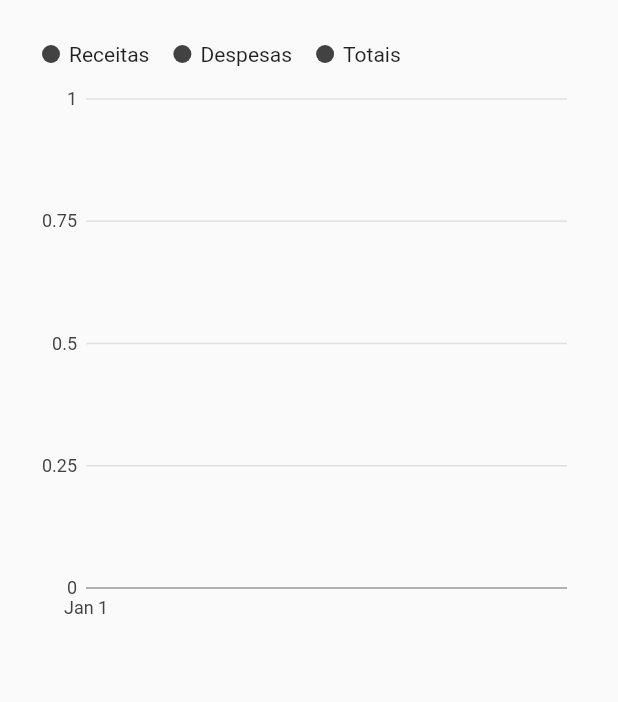
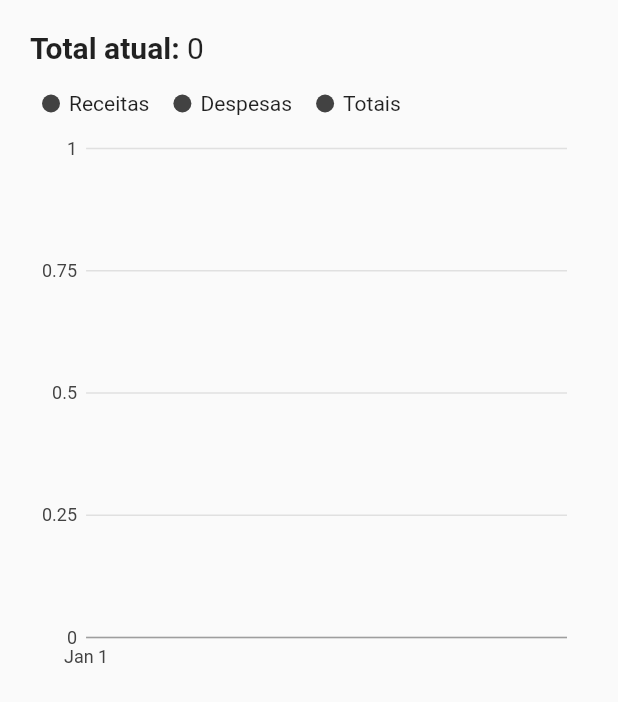
Before and after one commit to JGabrielGruber/Canhanho, a Flutter app: the DashboardScreen widget shown alone on an empty page, opened directly, on a phone screen of 412 x 824 dp. Shown: the top 702 px of the screen. Run offline on Flutter 3.47's test engine with Material 2 defaults, Android fonts, the phone set to English and light mode, and no system bars; our stand-ins replace charts_flutter, cloud_firestore, firebase_auth; accounts and stored records are empty.

Commit message:
Implementado indicação do total atual;

```diff
--- a/lib/screens/main.dart
+++ b/lib/screens/main.dart
@@ -5,7 +5,6 @@ import 'package:canhanho/repositories/usuario.dart';
 import 'package:canhanho/screens/despesas.dart';
 import 'package:canhanho/screens/receitas.dart';
 import 'package:charts_flutter/flutter.dart';
-import 'package:cloud_firestore/cloud_firestore.dart';
 import 'package:flutter/foundation.dart';
 import 'package:flutter/material.dart';
 import 'package:flutter/material.dart' as prefix0;
@@ -84,16 +83,32 @@ class DashboardScreen extends StatelessWidget {
 	static Series<Despesa, DateTime> _despesas;
 	static Series<Base, DateTime> _totais;
 	static bool created = false;
+	static dynamic valor = 0;
 
 	DashboardScreen();
 
 	@override
 	Widget build(BuildContext context) {
+		print(valor);
 		return SingleChildScrollView(
 			scrollDirection: prefix0.Axis.vertical,
 			child: Container(
 					padding: EdgeInsets.all(20),
-					child: new SizedBox(
+					child: Column(
+						children: <Widget>[
+							Row(
+								children: <Widget>[
+									Text("Total atual: ", style: TextStyle(
+										fontSize: 20,
+										fontWeight: FontWeight.bold
+									)),
+									Text(valor.toString(), style: TextStyle(
+										fontSize: 20
+									))
+								],
+							),
+							Padding(padding: EdgeInsets.all(5)),
+							new SizedBox(
 								height: 400,
 								child: new TimeSeriesChart(
 									_createSeries(context),
@@ -104,7 +119,9 @@ class DashboardScreen extends StatelessWidget {
 									animate: false,
 									defaultRenderer: LineRendererConfig(includePoints: true),
 								),
-					)
+							),
+						],
+					),
 				),
 		);
 	}
@@ -131,10 +148,10 @@ class DashboardScreen extends StatelessWidget {
 					});
 				}
 			});
+			created = true;
+		}
 
 		_total = _createTotais(_dataReceita, _dataDespesa);
-			created = true;
-		}
 
 		if (_receitas == null) {
 			_receitas = new Series<Receita, DateTime>(
@@ -175,7 +192,7 @@ class DashboardScreen extends StatelessWidget {
 					i = item as Despesa;
 				return i.valor;
 			},
-			data: _total.length < 1 ? _createTotais(_dataReceita, _dataDespesa) : _total
+			data: _total
 		);
 
 		return [
@@ -242,6 +259,7 @@ class DashboardScreen extends StatelessWidget {
 				}
 			}
 		}
+		valor = total.length > 0 ? (total.elementAt(total.length - 1) as Receita).valor : 0;
 		return total;
 	}
 
```
Lines whose indentation alone changed are shown as unchanged.
